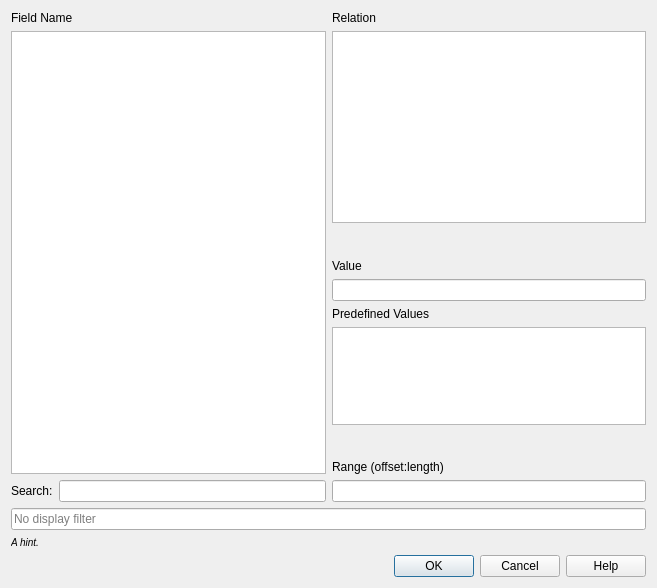
The window that include/wireshark/ui/qt/display_filter_expression_dialog.ui (randolphcyg/gowireshark) describes before a commit, drawn with Qt 5.
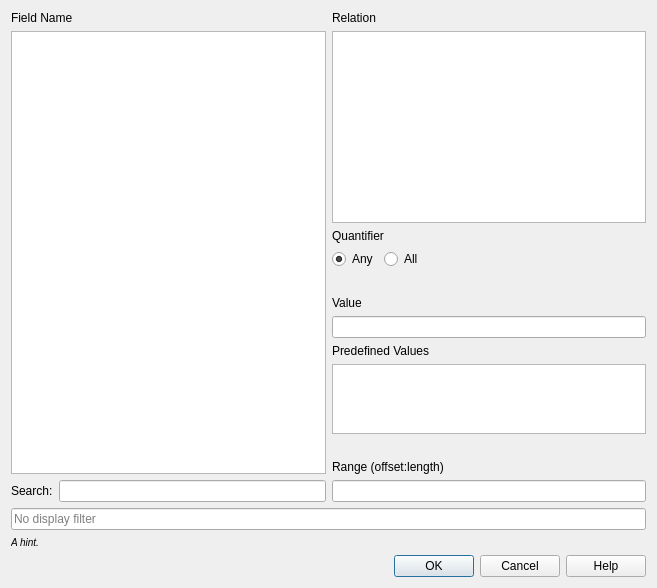
The same window after the commit. Custom widgets are drawn as their Qt base class.

The edit to the form file:
```diff
--- a/include/wireshark/ui/qt/display_filter_expression_dialog.ui
+++ b/include/wireshark/ui/qt/display_filter_expression_dialog.ui
@@ -63,7 +63,7 @@
       </layout>
      </item>
      <item>
-      <layout class="QVBoxLayout" name="verticalLayout_6" stretch="0,1,0,4,1,0">
+      <layout class="QVBoxLayout" name="verticalLayout_6" stretch="0,0,1,0,4,1,0">
        <item>
         <layout class="QVBoxLayout" name="relationLayout">
          <item>
@@ -83,6 +83,57 @@
          </item>
         </layout>
        </item>
+       <item>
+        <layout class="QVBoxLayout" name="quantityLayout">
+         <item>
+          <widget class="QLabel" name="quantityLabel">
+           <property name="toolTip">
+            <string>By default order comparisons and contains/matches/in relations are true if any value matches. The quantifier &quot;all&quot; can be used to apply the test to all values in a frame.</string>
+           </property>
+           <property name="text">
+            <string>Quantifier</string>
+           </property>
+          </widget>
+         </item>
+         <item>
+          <layout class="QHBoxLayout" name="horizontalLayout_3">
+           <item>
+            <widget class="QRadioButton" name="anyRadioButton">
+             <property name="text">
+              <string>Any</string>
+             </property>
+             <property name="checked">
+              <bool>true</bool>
+             </property>
+            </widget>
+           </item>
+           <item>
+            <widget class="QRadioButton" name="allRadioButton">
+             <property name="text">
+              <string>All</string>
+             </property>
+             <property name="checked">
+              <bool>false</bool>
+             </property>
+            </widget>
+           </item>
+           <item>
+            <spacer name="horizontalSpacer">
+             <property name="orientation">
+              <enum>Qt::Horizontal</enum>
+             </property>
+             <property name="sizeHint" stdset="0">
+              <size>
+               <width>40</width>
+               <height>20</height>
+              </size>
+             </property>
+            </spacer>
+           </item>
+          </layout>
+         </item>
+        </layout>
+       </item>
        <item>
         <spacer name="verticalSpacer">
          <property name="orientation">
```
